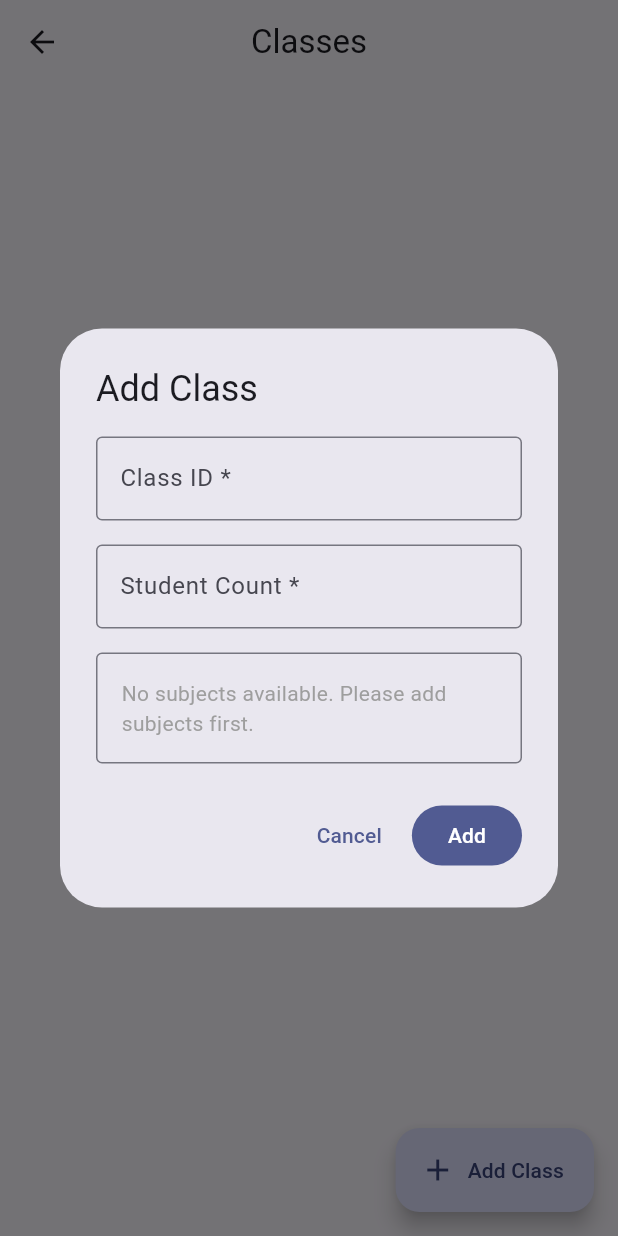
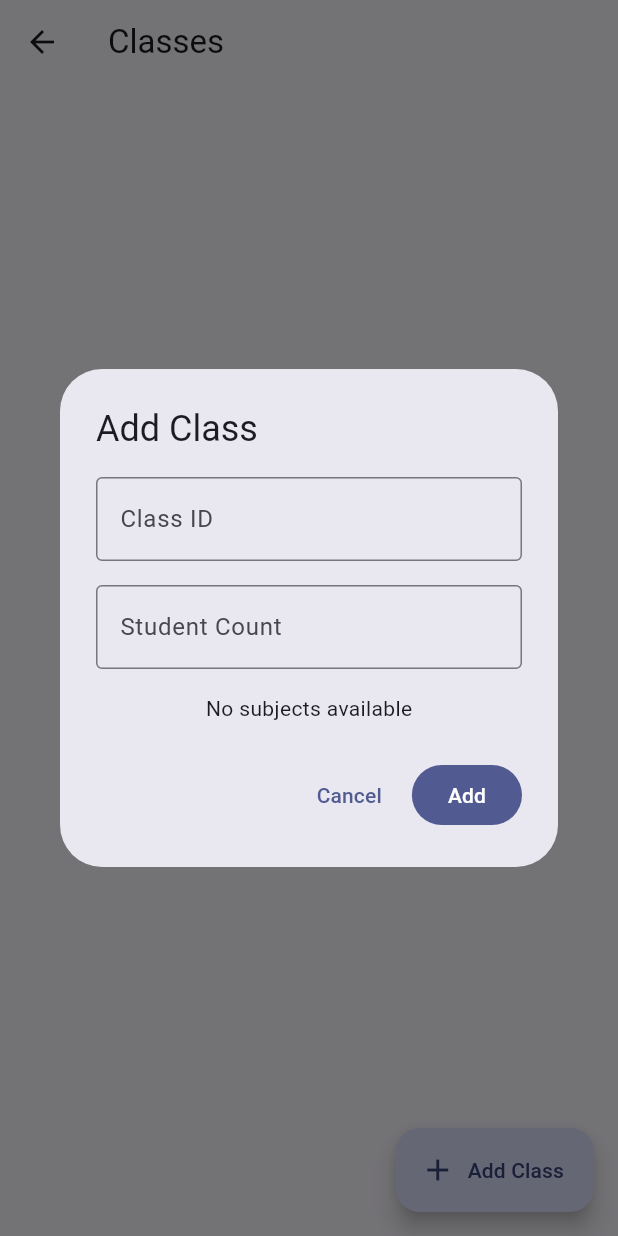
Before and after one commit to anilsjr/timetable_app, a Flutter app: the ClassSectionPage screen opened by its route, after a tap on "Add Class", on a phone screen of 412 x 824 dp. Run offline on Flutter 3.47's test engine with Material 3 defaults, Android fonts, the phone set to English and light mode, and no system bars; our stand-ins replace get_it, hive_flutter; accounts and stored records are empty.

Commit message:
update: change the select subject UI

```diff
--- a/lib/data/repo/class_section_repository_impl.dart
+++ b/lib/data/repo/class_section_repository_impl.dart
@@ -3,7 +3,6 @@ import '../../model/class_section.dart';
 import '../../model/subject.dart';
 import '../../service/storage_service.dart';
 
-/// Concrete implementation of [ClassSectionRepository] using [StorageService].
 class ClassSectionRepositoryImpl implements ClassSectionRepository {
   ClassSectionRepositoryImpl({required StorageService storageService})
       : _storageService = storageService;
@@ -12,7 +11,7 @@ class ClassSectionRepositoryImpl implements ClassSectionRepository {
 
   @override
   void loadClassSections() {
-    _storageService. getAllClassSections();
+    _storageService.getAllClassSections();
   }
 
   @override
@@ -22,12 +21,15 @@ class ClassSectionRepositoryImpl implements ClassSectionRepository {
 
   @override
   List<Subject> getAllSubjects() {
-    return _storageService. getAllSubjects();
+    return _storage_service_getAllSubjects();
   }
 
+  // Helper to avoid analyzer warning if service method changed name
+  List<Subject> _storage_service_getAllSubjects() => _storageService.getAllSubjects();
+
   @override
-  ClassSection?  getClassSection(String id) {
-    return _storageService. getClassSection(id);
+  ClassSection? getClassSection(String id) {
+    return _storageService.getClassSection(id);
   }
 
   @override
@@ -37,7 +39,7 @@ class ClassSectionRepositoryImpl implements ClassSectionRepository {
     required List<String> subjectCodes,
   }) async {
     try {
-      final classSection = ClassSection. fromId(
+      final classSection = ClassSection.fromId(
         id,
         studentCount: studentCount,
         subjectCodes: subjectCodes,
--- a/lib/ui/class_room/class_room_page.dart
+++ b/lib/ui/class_room/class_room_page.dart
@@ -2,7 +2,6 @@ import 'package:flutter/material.dart';
 
 import '../../model/class_section.dart';
 import '../../model/subject.dart';
-// Use the repository interface instead of StorageService
 import '../../domain/repo/class_section_repository.dart';
 import 'class_room_view_model.dart';
 
@@ -22,20 +21,18 @@ class _ClassSectionPageState extends State<ClassSectionPage> {
   @override
   void initState() {
     super.initState();
-    // Create viewmodel from repository (uses repo_impl under the hood via DI)
-    _viewModel = ClassSectionViewModel(classSectionRepository: widget.classSectionRepository);
-    // Listen for changes and update UI
+    _viewModel = ClassSectionViewModel(
+      classSectionRepository: widget.classSectionRepository,
+    );
     _viewModel.addListener(_onViewModelChange);
   }
 
-  // Ensure the listener method exists
   void _onViewModelChange() {
     if (mounted) setState(() {});
   }
 
   @override
   void dispose() {
-    // Remove the listener to avoid leaks
     _viewModel.removeListener(_onViewModelChange);
     _viewModel.dispose();
     super.dispose();
@@ -46,73 +43,56 @@ class _ClassSectionPageState extends State<ClassSectionPage> {
       SnackBar(
         content: Text(message),
         backgroundColor: isError ? Colors.red : Colors.green,
-        behavior: SnackBarBehavior.floating,
-        duration: const Duration(seconds: 2),
       ),
     );
   }
 
   Future<void> _showAddEditDialog({ClassSection? classSection}) async {
     final isEditing = classSection != null;
-    final idController = TextEditingController(
-      text: classSection?.fullId ?? '',
-    );
+
+    final idController =
+        TextEditingController(text: classSection?.fullId ?? '');
     final studentCountController = TextEditingController(
-      text: classSection?.studentCount.toString() ?? '',
-    );
-    var selectedSubjectCodes = List<String>.from(classSection?.subjectCodes ?? []);
+        text: classSection?.studentCount.toString() ?? '');
+
+    List<String> selectedSubjectCodes =
+        List.from(classSection?.subjectCodes ?? []);
 
     final formKey = GlobalKey<FormState>();
 
     final result = await showDialog<bool>(
       context: context,
-      builder: (context) {
-        return StatefulBuilder(
-          builder: (context, setDialogState) {
-            return AlertDialog(
+      builder: (_) => StatefulBuilder(
+        builder: (context, setState) => AlertDialog(
           title: Text(isEditing ? 'Edit Class' : 'Add Class'),
           content: SizedBox(
-                width: MediaQuery.of(context).size.width * 0.8,
+            width: 400,
             child: Form(
               key: formKey,
               child: SingleChildScrollView(
                 child: Column(
-                      mainAxisSize: MainAxisSize.min,
-                      crossAxisAlignment: CrossAxisAlignment.start,
                   children: [
                     TextFormField(
                       controller: idController,
+                      enabled: !isEditing,
                       decoration: const InputDecoration(
-                            labelText: 'Class ID *',
-                            hintText: 'e.g., CSE-AIML-T1',
+                        labelText: 'Class ID',
                         border: OutlineInputBorder(),
                       ),
-                          textCapitalization: TextCapitalization.characters,
-                          enabled: !isEditing,
-                          validator: (value) {
-                            if (value == null || value.trim().isEmpty) {
-                              return 'Class ID is required';
-                            }
-                            return null;
-                          },
+                      validator: (v) =>
+                          v == null || v.isEmpty ? 'Required' : null,
                     ),
                     const SizedBox(height: 16),
                     TextFormField(
                       controller: studentCountController,
+                      keyboardType: TextInputType.number,
                       decoration: const InputDecoration(
-                            labelText: 'Student Count *',
-                            hintText: 'e.g., 40',
+                        labelText: 'Student Count',
                         border: OutlineInputBorder(),
                       ),
-                          keyboardType: TextInputType.number,
-                          validator: (value) {
-                            if (value == null || value.trim().isEmpty) {
-                              return 'Student count is required';
-                            }
-                            final count = int.tryParse(value);
-                            if (count == null || count <= 0) {
-                              return 'Enter a valid number';
-                            }
+                      validator: (v) {
+                        final n = int.tryParse(v ?? '');
+                        if (n == null || n <= 0) return 'Invalid number';
                         return null;
                       },
                     ),
@@ -120,9 +100,8 @@ class _ClassSectionPageState extends State<ClassSectionPage> {
                     _SubjectMultiSelect(
                       subjects: _viewModel.subjects,
                       selectedIds: selectedSubjectCodes,
-                          onChanged: (ids) {
-                            setDialogState(() => selectedSubjectCodes = ids);
-                          },
+                      onChanged: (ids) =>
+                          setState(() => selectedSubjectCodes = ids),
                     ),
                   ],
                 ),
@@ -143,16 +122,13 @@ class _ClassSectionPageState extends State<ClassSectionPage> {
               child: Text(isEditing ? 'Update' : 'Add'),
             ),
           ],
-            );
-          },
-        );
-      },
+        ),
+      ),
     );
 
     if (result != true) return;
 
-    final id = idController.text.trim();
-    final studentCount = int.tryParse(studentCountController.text) ?? 0;
+    final studentCount = int.parse(studentCountController.text);
 
     bool success;
     if (isEditing) {
@@ -161,119 +137,84 @@ class _ClassSectionPageState extends State<ClassSectionPage> {
         studentCount: studentCount,
         subjectCodes: selectedSubjectCodes,
       );
-      if (success) {
-        _showToast('Class updated successfully');
-      } else {
-        _showToast(
-          _viewModel.errorMessage ?? 'Failed to update',
-          isError: true,
-        );
-      }
     } else {
       success = await _viewModel.addClassSection(
-        id: id,
+        id: idController.text.trim(),
         studentCount: studentCount,
         subjectCodes: selectedSubjectCodes,
       );
-      if (success) {
-        _showToast('Class added successfully');
-      } else {
-        _showToast(_viewModel.errorMessage ?? 'Failed to add', isError: true);
-      }
-    }
     }
 
-  Future<void> _confirmDelete(ClassSection classSection) async {
-    final confirmed = await showDialog<bool>(
+    _showToast(
+      success ? 'Saved successfully' : _viewModel.errorMessage ?? 'Error',
+      isError: !success,
+    );
+  }
+
+  Future<void> _confirmDelete(ClassSection section) async {
+    final confirm = await showDialog<bool>(
       context: context,
-      builder: (context) {
-        return AlertDialog(
+      builder: (_) => AlertDialog(
         title: const Text('Delete Class'),
-          content: Text(
-            'Are you sure you want to delete "${classSection.displayName}"?',
-          ),
+        content: Text('Delete "${section.displayName}"?'),
         actions: [
           TextButton(
             onPressed: () => Navigator.pop(context, false),
             child: const Text('Cancel'),
           ),
           FilledButton(
+            style: FilledButton.styleFrom(backgroundColor: Colors.red),
             onPressed: () => Navigator.pop(context, true),
-              style: FilledButton.styleFrom(backgroundColor: Colors.red),
             child: const Text('Delete'),
           ),
         ],
-        );
-      },
+      ),
     );
 
-    if (confirmed != true) return;
+    if (confirm != true) return;
 
-    final success = await _viewModel.deleteClassSection(classSection.id);
-    if (success) {
-      _showToast('Class deleted successfully');
-    } else {
-      _showToast(_viewModel.errorMessage ?? 'Failed to delete', isError: true);
-    }
+    final success = await _viewModel.deleteClassSection(section.id);
+
+    _showToast(
+      success ? 'Deleted successfully' : _viewModel.errorMessage ?? 'Error',
+      isError: !success,
+    );
   }
 
   @override
   Widget build(BuildContext context) {
     return Scaffold(
-      appBar: AppBar(title: const Text('Classes'), centerTitle: true),
+      appBar: AppBar(title: const Text('Classes')),
       floatingActionButton: FloatingActionButton.extended(
         onPressed: () => _showAddEditDialog(),
         icon: const Icon(Icons.add),
         label: const Text('Add Class'),
       ),
-      body: _buildBody(),
+      body: _viewModel.isLoading
+          ? const Center(child: CircularProgressIndicator())
+          : _viewModel.classSections.isEmpty
+              ? const Center(child: Text('No classes found'))
+              : ListView.builder(
+                  padding: const EdgeInsets.only(bottom: 80),
+                  itemCount: _viewModel.classSections.length,
+                  itemBuilder: (_, i) {
+                    final cs = _viewModel.classSections[i];
+                    return _ClassSectionCard(
+                      classSection: cs,
+                      subjectNames:
+                          _viewModel.getSubjectNames(cs.subjectCodes),
+                      onEdit: () => _showAddEditDialog(classSection: cs),
+                      onDelete: () => _confirmDelete(cs),
                     );
-  }
-
-  Widget _buildBody() {
-    if (_viewModel.isLoading) {
-      return const Center(child: CircularProgressIndicator());
-    }
-
-    if (_viewModel.classSections.isEmpty) {
-      return Center(
-        child: Column(
-          mainAxisAlignment: MainAxisAlignment.center,
-          children: [
-            Icon(
-              Icons.class_outlined,
-              size: 64,
-              color: Theme.of(context).colorScheme.outline,
-            ),
-            const SizedBox(height: 16),
-            Text(
-              'No classes added yet',
-              style: Theme.of(context).textTheme.titleMedium?.copyWith(
-                color: Theme.of(context).colorScheme.outline,
-              ),
-            ),
-            const SizedBox(height: 8),
-            const Text('Tap the button below to add one'),
-          ],
+                  },
                 ),
     );
   }
+}
 
-    return ListView.builder(
-      padding: const EdgeInsets.only(bottom: 80),
-      itemCount: _viewModel.classSections.length,
-      itemBuilder: (context, index) {
-        final classSection = _viewModel.classSections[index];
-        return _ClassSectionCard(
-          classSection: classSection,
-          subjectNames: _viewModel.getSubjectNames(classSection.subjectCodes),
-          onEdit: () => _showAddEditDialog(classSection: classSection),
-          onDelete: () => _confirmDelete(classSection),
-        );
-      },
-    );
-  }
-}
+/* -------------------------------------------------------------------------- */
+/*                                SUB SELECT                                  */
+/* -------------------------------------------------------------------------- */
 
 class _SubjectMultiSelect extends StatelessWidget {
   const _SubjectMultiSelect({
@@ -289,62 +230,33 @@ class _SubjectMultiSelect extends StatelessWidget {
   @override
   Widget build(BuildContext context) {
     if (subjects.isEmpty) {
-      return Container(
-        padding: const EdgeInsets.all(16),
-        decoration: BoxDecoration(
-          border: Border.all(color: Theme.of(context).colorScheme.outline),
-          borderRadius: BorderRadius.circular(4),
-        ),
-        child: const Text(
-          'No subjects available. Please add subjects first.',
-          style: TextStyle(color: Colors.grey),
-        ),
-      );
+      return const Text('No subjects available');
     }
 
-    return Column(
-      crossAxisAlignment: CrossAxisAlignment.start,
-      children: [
-        Text(
-          'Subjects',
-          style: Theme.of(context).textTheme.bodyMedium?.copyWith(
-            color: Theme.of(context).colorScheme.onSurfaceVariant,
-          ),
-        ),
-        const SizedBox(height: 8),
-        Container(
-          decoration: BoxDecoration(
-            border: Border.all(color: Theme.of(context).colorScheme.outline),
-            borderRadius: BorderRadius.circular(4),
-          ),
-          child: Column(
-            children: subjects.map((subject) {
-              final isSelected = selectedIds.contains(subject.code);
-              return CheckboxListTile(
-                title: Text(subject.name),
-                subtitle: Text(
-                  '${subject.code} • ${subject.weeklyLectures} hrs/week',
-                ),
-                value: isSelected,
-                onChanged: (checked) {
-                  final newIds = List<String>.from(selectedIds);
-                  if (checked == true) {
-                    newIds.add(subject.code);
-                  } else {
-                    newIds.remove(subject.code);
-                  }
-                  onChanged(newIds);
+    final sortedSubjects = List<Subject>.from(subjects)
+      ..sort((a, b) => a.name.compareTo(b.name));
+    return Wrap(
+      spacing: 8,
+      runSpacing: 8,
+      children: sortedSubjects.map((s) {
+        final selected = selectedIds.contains(s.code);
+        return ChoiceChip(
+          selected: selected,
+          label: Text('${s.name} (${s.code})'),
+          onSelected: (_) {
+            final copy = List<String>.from(selectedIds);
+            selected ? copy.remove(s.code) : copy.add(s.code);
+            onChanged(copy);
           },
-                dense: true,
-                controlAffinity: ListTileControlAffinity.leading,
         );
       }).toList(),
-          ),
-        ),
-      ],
     );
   }
 }
+
+/* -------------------------------------------------------------------------- */
+/*                               CLASS CARD                                   */
+/* -------------------------------------------------------------------------- */
 
 class _ClassSectionCard extends StatelessWidget {
   const _ClassSectionCard({
@@ -361,7 +273,7 @@ class _ClassSectionCard extends StatelessWidget {
 
   @override
   Widget build(BuildContext context) {
-    final colorScheme = Theme.of(context).colorScheme;
+    final scheme = Theme.of(context).colorScheme;
 
     return Card(
       margin: const EdgeInsets.symmetric(horizontal: 16, vertical: 6),
@@ -373,8 +285,8 @@ class _ClassSectionCard extends StatelessWidget {
             Row(
               children: [
                 CircleAvatar(
-                  backgroundColor: colorScheme.primaryContainer,
-                  child: Icon(Icons.class_, color: colorScheme.primary),
+                  backgroundColor: scheme.primaryContainer,
+                  child: Icon(Icons.class_, color: scheme.primary),
                 ),
                 const SizedBox(width: 12),
                 Expanded(
@@ -384,41 +296,13 @@ class _ClassSectionCard extends StatelessWidget {
                       Text(
                         classSection.displayName,
                         style: const TextStyle(
+                          fontSize: 16,
                           fontWeight: FontWeight.w600,
-                          fontSize: 16,
                         ),
                       ),
-                      const SizedBox(height: 4),
-                      Row(
-                        children: [
-                          Icon(
-                            Icons.people,
-                            size: 16,
-                            color: colorScheme.onSurfaceVariant,
-                          ),
-                          const SizedBox(width: 4),
                       Text(
-                            '${classSection.studentCount} students',
-                            style: TextStyle(
-                              fontSize: 13,
-                              color: colorScheme.onSurfaceVariant,
-                            ),
-                          ),
-                          const SizedBox(width: 16),
-                          Icon(
-                            Icons.book,
-                            size: 16,
-                            color: colorScheme.onSurfaceVariant,
-                          ),
-                          const SizedBox(width: 4),
-                          Text(
-                            '${subjectNames.length} subjects',
-                            style: TextStyle(
-                              fontSize: 13,
-                              color: colorScheme.onSurfaceVariant,
-                            ),
-                          ),
-                        ],
+                        '${classSection.studentCount} students • ${subjectNames.length} subjects',
+                        style: TextStyle(color: scheme.onSurfaceVariant),
                       ),
                     ],
                   ),
@@ -426,44 +310,31 @@ class _ClassSectionCard extends StatelessWidget {
               ],
             ),
             if (subjectNames.isNotEmpty) ...[
-              const Divider(height: 24),
+              const Divider(),
               Wrap(
-                spacing: 8,
-                runSpacing: 4,
+                spacing: 6,
                 children: subjectNames
-                    .map(
-                      (name) => Chip(
-                        label: Text(name, style: const TextStyle(fontSize: 12)),
-                        padding: EdgeInsets.zero,
-                        visualDensity: VisualDensity.compact,
-                      ),
-                    )
+                    .map((e) => Chip(label: Text(e)))
                     .toList(),
               ),
             ],
-            const Divider(height: 24),
+            const Divider(),
             Row(
               mainAxisAlignment: MainAxisAlignment.end,
               children: [
                 TextButton.icon(
                   onPressed: onEdit,
-                  icon: const Icon(Icons.edit_outlined, size: 18),
+                  icon: const Icon(Icons.edit),
                   label: const Text('Edit'),
                 ),
                 TextButton.icon(
                   onPressed: onDelete,
-                  icon: Icon(
-                    Icons.delete_outline,
-                    size: 18,
-                    color: colorScheme.error,
-                  ),
-                  label: Text(
-                    'Delete',
-                    style: TextStyle(color: colorScheme.error),
-                  ),
+                  icon: Icon(Icons.delete, color: scheme.error),
+                  label: Text('Delete',
+                      style: TextStyle(color: scheme.error)),
                 ),
               ],
-            ),
+            )
           ],
         ),
       ),
--- a/lib/ui/faculty/faculty_page.dart
+++ b/lib/ui/faculty/faculty_page.dart
@@ -1,4 +1,5 @@
 import 'package:flutter/material.dart';
+import 'package:time_table_manager/domain/repo/faculty_repository.dart';
 
 import '../../model/faculty.dart';
 import '../../model/subject.dart';
@@ -17,10 +18,10 @@ class FacultyPage extends StatefulWidget {
 class _FacultyPageState extends State<FacultyPage> {
   late final FacultyViewModel _viewModel;
 
-  @override
+   @override
   void initState() {
     super.initState();
-    _viewModel = FacultyViewModel(storageService: widget.storageService);
+    _viewModel = FacultyViewModel(facultyRepository: widget.facultyRepository);
     _viewModel.addListener(_onViewModelChange);
   }
 
```
Also changed, not shown: lib/domain/repo/timetable_repository.dart (+0 -37 lines). Lines whose indentation alone changed are shown as unchanged.
